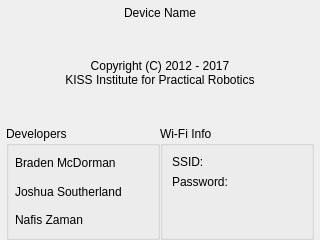
Qt form ui/AboutWidget.ui (kipr/botui) before a commit.
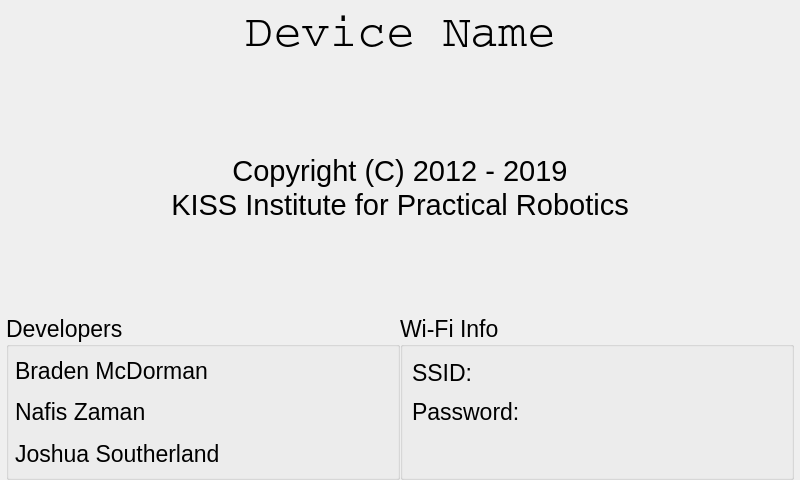
The same form after that commit.

Patch:
```diff
--- a/ui/AboutWidget.ui
+++ b/ui/AboutWidget.ui
@@ -6,10 +6,27 @@
    <rect>
     <x>0</x>
     <y>0</y>
-    <width>320</width>
-    <height>240</height>
+    <width>800</width>
+    <height>480</height>
    </rect>
   </property>
+  <property name="sizePolicy">
+   <sizepolicy hsizetype="Preferred" vsizetype="Preferred">
+    <horstretch>0</horstretch>
+    <verstretch>0</verstretch>
+   </sizepolicy>
+  </property>
+  <property name="minimumSize">
+   <size>
+    <width>0</width>
+    <height>0</height>
+   </size>
+  </property>
+  <property name="font">
+   <font>
+    <pointsize>11</pointsize>
+   </font>
+  </property>
   <property name="windowTitle">
    <string>About</string>
   </property>
@@ -31,6 +48,27 @@
    </property>
    <item>
     <widget class="QLabel" name="deviceName">
+     <property name="sizePolicy">
+      <sizepolicy hsizetype="Preferred" vsizetype="Preferred">
+       <horstretch>0</horstretch>
+       <verstretch>0</verstretch>
+      </sizepolicy>
+     </property>
+     <property name="minimumSize">
+      <size>
+       <width>0</width>
+       <height>52</height>
+      </size>
+     </property>
+     <property name="font">
+      <font>
+       <family>Courier</family>
+       <pointsize>35</pointsize>
+       <weight>9</weight>
+       <italic>false</italic>
+       <bold>false</bold>
+      </font>
+     </property>
      <property name="styleSheet">
       <string notr="true">font: 75 35pt &quot;Courier&quot;;</string>
      </property>
@@ -57,8 +95,13 @@
    </item>
    <item>
     <widget class="QLabel" name="label_5">
+     <property name="font">
+      <font>
+       <pointsize>22</pointsize>
+      </font>
+     </property>
      <property name="text">
-      <string>Copyright (C) 2012 - 2017</string>
+      <string>Copyright (C) 2012 - 2019</string>
      </property>
      <property name="alignment">
       <set>Qt::AlignCenter</set>
@@ -67,6 +110,11 @@
    </item>
    <item>
     <widget class="QLabel" name="label_4">
+     <property name="font">
+      <font>
+       <pointsize>22</pointsize>
+      </font>
+     </property>
      <property name="text">
       <string>KISS Institute for Practical Robotics</string>
      </property>
@@ -92,6 +140,17 @@
     <layout class="QHBoxLayout" name="horizontalLayout">
      <item>
       <widget class="QGroupBox" name="groupBox_2">
+       <property name="baseSize">
+        <size>
+         <width>0</width>
+         <height>0</height>
+        </size>
+       </property>
+       <property name="font">
+        <font>
+         <pointsize>17</pointsize>
+        </font>
+       </property>
        <property name="title">
         <string>Developers</string>
        </property>
@@ -101,30 +160,56 @@
         </property>
         <item>
          <widget class="QLabel" name="label">
+          <property name="font">
+           <font>
+            <pointsize>17</pointsize>
+           </font>
+          </property>
           <property name="text">
            <string>Braden McDorman</string>
           </property>
          </widget>
         </item>
-        <item>
-         <widget class="QLabel" name="label_2">
-          <property name="text">
-           <string>Joshua Southerland</string>
-          </property>
-         </widget>
-        </item>
         <item>
          <widget class="QLabel" name="label_7">
+          <property name="font">
+           <font>
+            <pointsize>17</pointsize>
+           </font>
+          </property>
           <property name="text">
            <string>Nafis Zaman</string>
           </property>
          </widget>
         </item>
+        <item>
+         <widget class="QLabel" name="label_2">
+          <property name="font">
+           <font>
+            <pointsize>17</pointsize>
+           </font>
+          </property>
+          <property name="text">
+           <string>Joshua Southerland</string>
+          </property>
+         </widget>
+        </item>
        </layout>
       </widget>
      </item>
      <item>
       <widget class="QGroupBox" name="wifiBox">
+       <property name="sizePolicy">
+        <sizepolicy hsizetype="Preferred" vsizetype="Preferred">
+         <horstretch>0</horstretch>
+         <verstretch>0</verstretch>
+        </sizepolicy>
+       </property>
+       <property name="font">
+        <font>
+         <pointsize>17</pointsize>
+        </font>
+       </property>
        <property name="title">
         <string>Wi-Fi Info</string>
        </property>
@@ -133,6 +218,11 @@
          <layout class="QHBoxLayout" name="horizontalLayout_4">
           <item>
            <widget class="QLabel" name="label_3">
+            <property name="font">
+             <font>
+              <pointsize>17</pointsize>
+             </font>
+            </property>
             <property name="text">
              <string>SSID:</string>
             </property>
@@ -140,6 +230,11 @@
           </item>
           <item>
            <widget class="QLabel" name="ssid">
+            <property name="font">
+             <font>
+              <pointsize>22</pointsize>
+             </font>
+            </property>
             <property name="text">
              <string/>
             </property>
@@ -151,6 +246,11 @@
          <layout class="QHBoxLayout" name="horizontalLayout_3">
           <item>
            <widget class="QLabel" name="label_8">
+            <property name="font">
+             <font>
+              <pointsize>17</pointsize>
+             </font>
+            </property>
             <property name="text">
              <string>Password:</string>
             </property>
@@ -158,6 +258,11 @@
           </item>
           <item>
            <widget class="QLabel" name="password">
+            <property name="font">
+             <font>
+              <pointsize>22</pointsize>
+             </font>
+            </property>
             <property name="text">
              <string/>
             </property>
```
